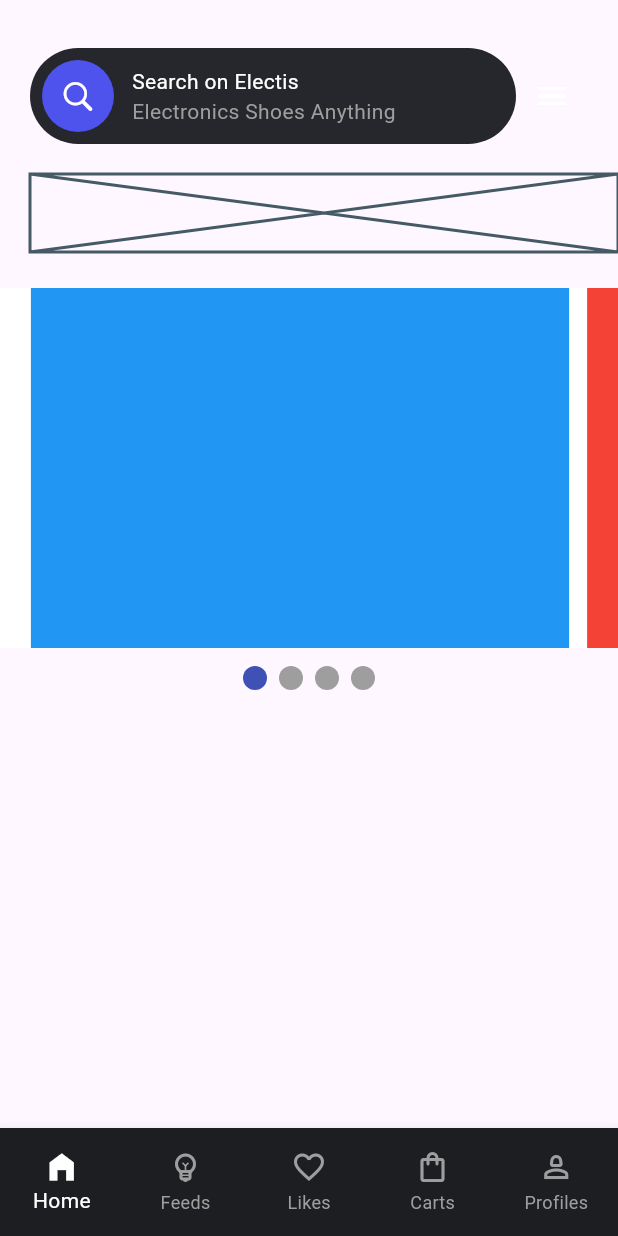
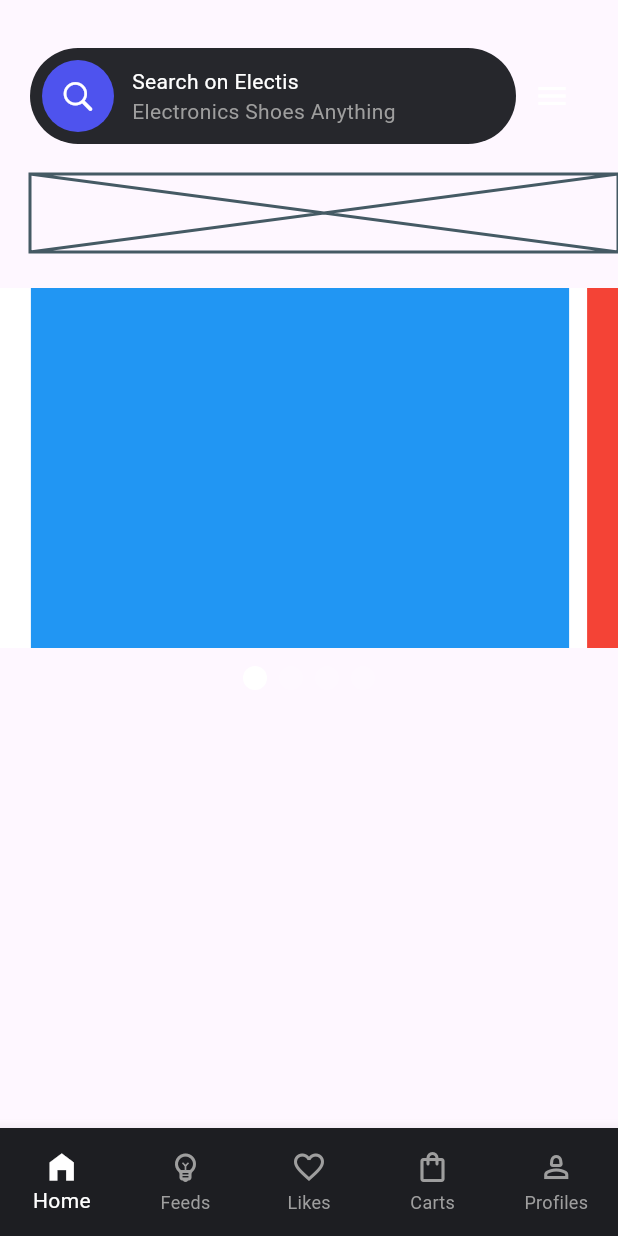
Before and after one commit to JAICHANGPARK/flutter_notebook_chapter_38, a Flutter app: the ElectronicHomePage screen opened directly, on a phone screen of 412 x 824 dp. Run offline on Flutter 3.47's test engine with Material 3 defaults, Android fonts, the phone set to English and light mode, and no system bars; drawn by our look-alikes of smooth_page_indicator; our stand-ins replace gap, go_router.

Commit message:
Update electronic_home_page.dart

```diff
--- a/lib/ep1922_electronic_app/view/electronic_home_page.dart
+++ b/lib/ep1922_electronic_app/view/electronic_home_page.dart
@@ -112,12 +112,19 @@ class _ElectronicHomePageState extends State<ElectronicHomePage> {
 
             ),
             Gap(12),
-            SmoothPageIndicator(
-              controller: pageController,
-              count: 4,
+            SizedBox(
+              height: 16,
+              child: SmoothPageIndicator(
+                controller: pageController,
+                count: 4,
+                effect: WormEffect(
+                  dotHeight: 16,
+                  activeDotColor: Colors.white,
+                  dotColor: Colors.white.withOpacity(.1),
+                ),
 
 
-
+              ),
             )
           ],
         ),
```
